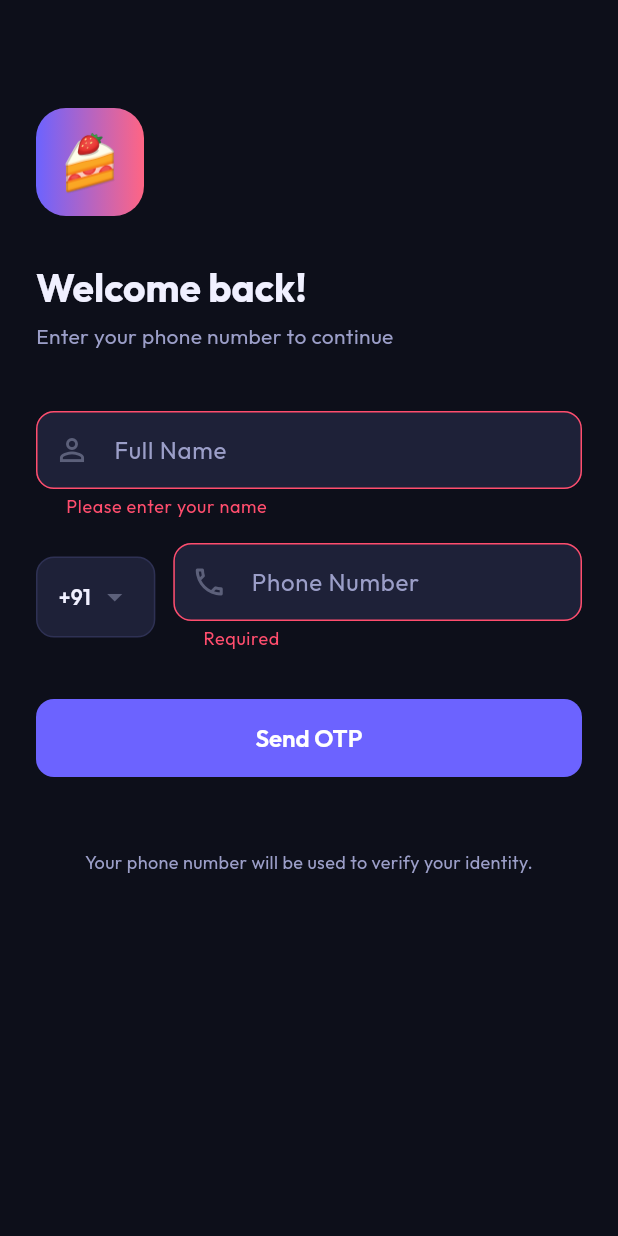
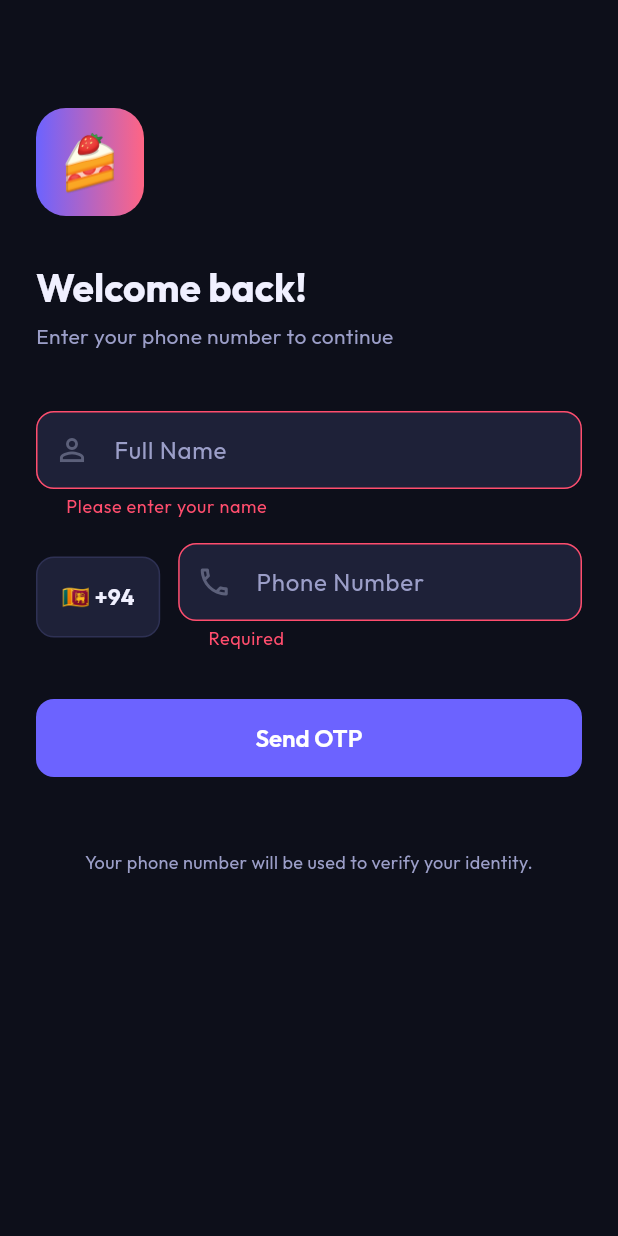
Before and after one commit to thizaruudara/dessert_app, a Flutter app: the screen it shows after launch, after a tap on "Send OTP", on a phone screen of 412 x 824 dp. Run offline on Flutter 3.47's test engine with Material 3 defaults, Android fonts, the phone set to English and light mode, and no system bars; our stand-ins replace cached_network_image, cloud_firestore, firebase_auth, firebase_core, firebase_messaging, go_router and 2 more; accounts and stored records are empty.

Commit message:
Lock country code to +94 (Sri Lanka) permanently and remove selector

```diff
--- a/lib/features/auth/screens/login_screen.dart
+++ b/lib/features/auth/screens/login_screen.dart
@@ -1,10 +1,10 @@
 import 'package:flutter/material.dart';
+import 'package:flutter/services.dart';
 import 'package:go_router/go_router.dart';
 import 'package:provider/provider.dart';
 
 import '../providers/auth_provider.dart';
 import '../../../core/theme/app_theme.dart';
-import '../widgets/phone_flag_field.dart';
 
 class LoginScreen extends StatefulWidget {
   const LoginScreen({super.key});
@@ -17,7 +17,7 @@ class _LoginScreenState extends State<LoginScreen> {
   final _formKey = GlobalKey<FormState>();
   final _nameCtrl = TextEditingController();
   final _phoneCtrl = TextEditingController();
-  String _countryCode = '+91';
+  static const String _countryCode = '+94';
 
   @override
   void dispose() {
@@ -28,7 +28,11 @@ class _LoginScreenState extends State<LoginScreen> {
 
   Future<void> _sendOtp() async {
     if (!_formKey.currentState!.validate()) return;
-    final phone = '$_countryCode${_phoneCtrl.text.trim()}';
+    String cleanNumber = _phoneCtrl.text.trim();
+    if (cleanNumber.startsWith('0')) {
+      cleanNumber = cleanNumber.substring(1);
+    }
+    final phone = '$_countryCode$cleanNumber';
     final auth = context.read<AuthProvider>();
     await auth.sendOtp(phone);
     if (auth.error == null && mounted) {
@@ -76,7 +80,7 @@ class _LoginScreenState extends State<LoginScreen> {
                 key: _formKey,
                 child: Column(
                   children: [
-                    // Name field (only shown for new users — kept simple here)
+                    // Name field
                     TextFormField(
                       controller: _nameCtrl,
                       style: const TextStyle(color: AppColors.textPrimary),
@@ -85,34 +89,33 @@ class _LoginScreenState extends State<LoginScreen> {
                         prefixIcon: Icon(Icons.person_outline, color: AppColors.textMuted),
                       ),
                       validator: (v) =>
-                          v == null || v.isEmpty ? 'Please enter your name' : null,
+                          v == null || v.trim().isEmpty ? 'Please enter your name' : null,
                     ),
                     const SizedBox(height: 16),
 
-                    // Phone field
+                    // Phone field with fixed +94 country code
                     Row(
                       children: [
-                        // Country code picker
-                        GestureDetector(
-                          onTap: () async {
-                            final code = await _showCodePicker(context);
-                            if (code != null) setState(() => _countryCode = code);
-                          },
-                          child: Container(
-                            padding: const EdgeInsets.symmetric(horizontal: 14, vertical: 14),
+                        // Fixed Country Code Badge (Cannot be changed)
+                        Container(
+                          padding: const EdgeInsets.symmetric(horizontal: 16, vertical: 15),
                           decoration: BoxDecoration(
                             color: AppColors.darkCard,
                             borderRadius: BorderRadius.circular(12),
                             border: Border.all(color: AppColors.darkBorder),
                           ),
-                            child: Row(
+                          child: const Row(
+                            mainAxisSize: MainAxisSize.min,
                             children: [
-                                Text(_countryCode,
-                                    style: const TextStyle(color: AppColors.textPrimary, fontWeight: FontWeight.w600)),
-                                const SizedBox(width: 4),
-                                const Icon(Icons.arrow_drop_down, color: AppColors.textMuted),
+                              Text(
+                                '🇱🇰 +94',
+                                style: TextStyle(
+                                  color: AppColors.textPrimary,
+                                  fontWeight: FontWeight.bold,
+                                  fontSize: 15,
+                                ),
+                              ),
                             ],
-                            ),
                           ),
                         ),
                         const SizedBox(width: 12),
@@ -120,14 +123,20 @@ class _LoginScreenState extends State<LoginScreen> {
                           child: TextFormField(
                             controller: _phoneCtrl,
                             keyboardType: TextInputType.phone,
+                            inputFormatters: [
+                              FilteringTextInputFormatter.digitsOnly,
+                              LengthLimitingTextInputFormatter(10),
+                            ],
                             style: const TextStyle(color: AppColors.textPrimary),
                             decoration: const InputDecoration(
                               labelText: 'Phone Number',
+                              hintText: '7XXXXXXXX',
                               prefixIcon: Icon(Icons.phone_outlined, color: AppColors.textMuted),
                             ),
                             validator: (v) {
-                              if (v == null || v.isEmpty) return 'Required';
-                              if (v.length < 7) return 'Enter a valid number';
+                              if (v == null || v.trim().isEmpty) return 'Required';
+                              final digits = v.trim().replaceAll(RegExp(r'\D'), '');
+                              if (digits.length < 8) return 'Enter a valid number';
                               return null;
                             },
                           ),
@@ -174,29 +183,4 @@ class _LoginScreenState extends State<LoginScreen> {
       ),
     );
   }
-
-  Future<String?> _showCodePicker(BuildContext context) async {
-    final codes = ['+91', '+1', '+44', '+971', '+966', '+92', '+880', '+20'];
-    return showModalBottomSheet<String>(
-      context: context,
-      backgroundColor: AppColors.darkCard,
-      shape: const RoundedRectangleBorder(
-        borderRadius: BorderRadius.vertical(top: Radius.circular(20)),
-      ),
-      builder: (_) => ListView(
-        shrinkWrap: true,
-        children: [
-          const Padding(
-            padding: EdgeInsets.all(16),
-            child: Text('Select Country Code',
-                style: TextStyle(color: AppColors.textPrimary, fontWeight: FontWeight.w600, fontSize: 16)),
-          ),
-          ...codes.map((c) => ListTile(
-                title: Text(c, style: const TextStyle(color: AppColors.textPrimary)),
-                onTap: () => Navigator.pop(context, c),
-              )),
-        ],
-      ),
-    );
 }
-}
```
Lines whose indentation alone changed are shown as unchanged.
